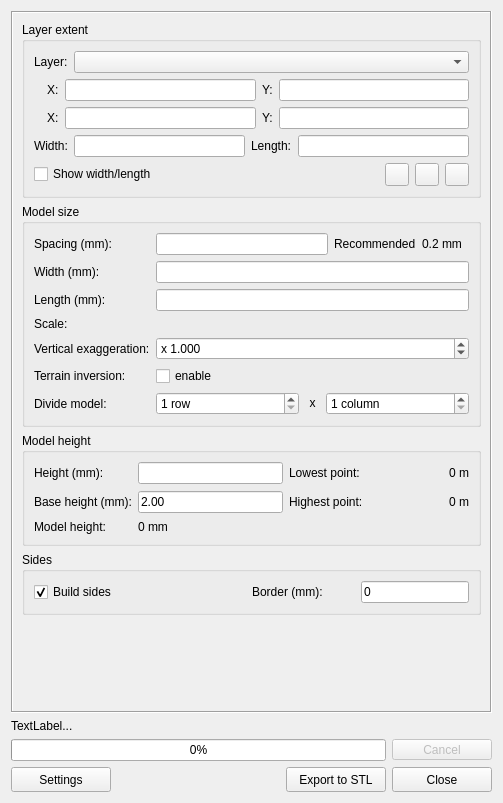
First picture: the form in DEMto3D_Dialog/DEMto3D_dialog_base.ui, repository jawensi/DEMto3D-QGIS-Plugin, before the edit.
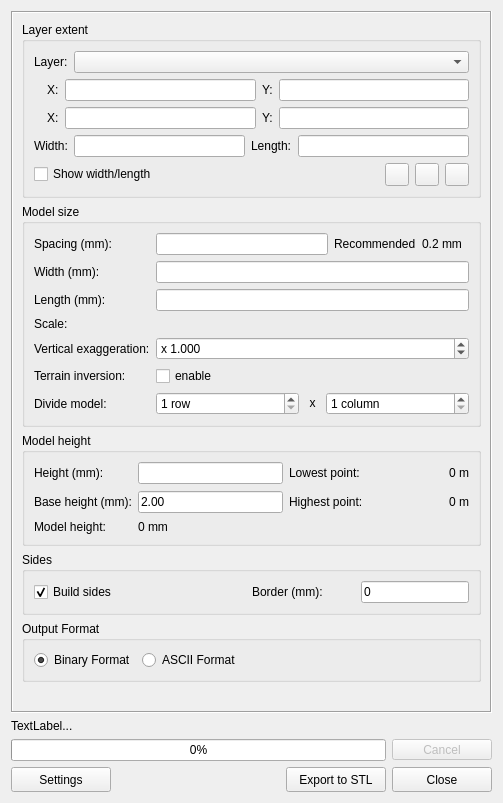
Second picture: the form after the edit. Icons and pictures are not drawn. Custom widgets are drawn as their Qt base class.

Commit message: add ascii/binary output functionality

```diff
--- a/DEMto3D_Dialog/DEMto3D_dialog_base.ui
+++ b/DEMto3D_Dialog/DEMto3D_dialog_base.ui
@@ -656,6 +656,45 @@
          </layout>
         </widget>
        </item>
+       <item>
+        <widget class="QGroupBox" name="groupBox_2">
+         <property name="title">
+          <string>Output Format</string>
+         </property>
+         <layout class="QHBoxLayout" name="horizontalLayout_8">
+          <item>
+           <widget class="QRadioButton" name="radioButton_binary">
+            <property name="text">
+             <string>Binary Format</string>
+            </property>
+            <property name="checked">
+             <bool>true</bool>
+            </property>
+           </widget>
+          </item>
+          <item>
+           <widget class="QRadioButton" name="radioButton_ascii">
+            <property name="text">
+             <string>ASCII Format</string>
+            </property>
+           </widget>
+          </item>
+          <item>
+           <spacer name="horizontalSpacer_2">
+            <property name="orientation">
+             <enum>Qt::Horizontal</enum>
+            </property>
+            <property name="sizeHint" stdset="0">
+             <size>
+              <width>40</width>
+              <height>20</height>
+             </size>
+            </property>
+           </spacer>
+          </item>
+         </layout>
+        </widget>
+       </item>
        <item>
         <spacer name="verticalSpacer">
          <property name="orientation">
```
The commit also changes 3 other files.
